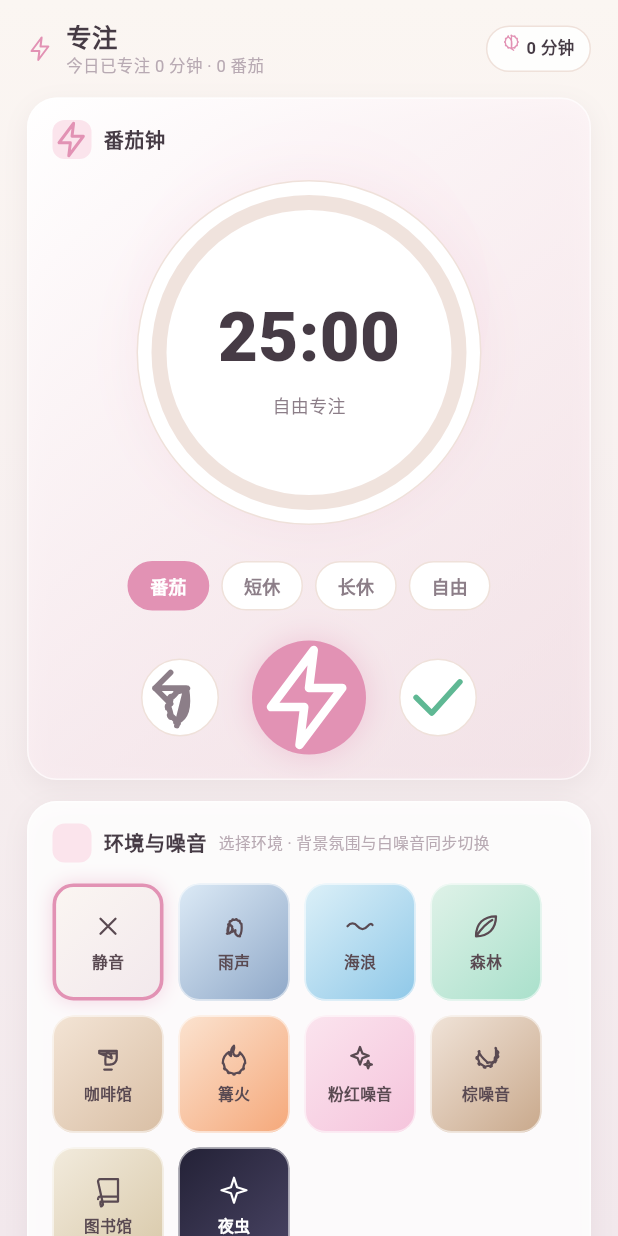
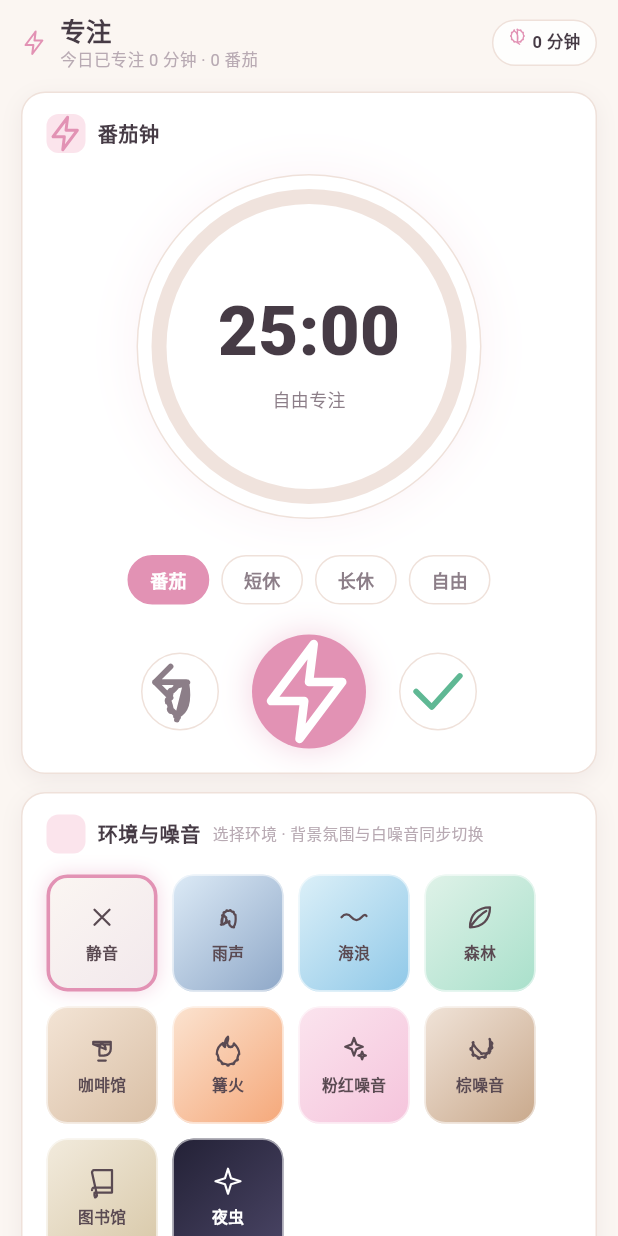
Before and after one commit to HelloXiYangyang/SugarPaper, a Flutter app: the FocusPage screen opened directly, on a phone screen of 412 x 824 dp. Run offline on Flutter 3.47's test engine with Material 3 defaults, Android fonts, the phone set to English and light mode, and no system bars; our stand-ins replace audioplayers, file_picker, flutter_local_notifications, flutter_riverpod, image_picker, share_plus and 1 more; missing offline and left inert: cryptography, flutter_webrtc.

Commit message:
style(focus): 专注页布局对齐统计页（主题背景 · 标准卡片列表）并去场景渐变背景

```diff
--- a/app/lib/ui/focus/focus_page.dart
+++ b/app/lib/ui/focus/focus_page.dart
@@ -384,34 +384,27 @@ class _FocusPageState extends ConsumerState<FocusPage>
   }
 
   /// S12：专注页卡片容器（圆角 + 柔和阴影 + 可选渐变底色），
-  /// 让番茄钟 / 环境噪音 / 声音氛围各自成块，符合糖纸马卡龙风格。
+  /// 让番茄钟 / 环境噪音 / 声音氛围各自成块；风格与统计页卡片一致。
   Widget _focusCard({
     required SugarThemeData t,
     required String title,
     required String icon,
     String? subtitle,
-    Color? tint,
     required Widget child,
   }) {
     return Container(
       width: double.infinity,
+      margin: const EdgeInsets.only(bottom: 12),
       padding: const EdgeInsets.fromLTRB(16, 14, 16, 16),
       decoration: BoxDecoration(
-        gradient: tint == null
-            ? null
-            : LinearGradient(
-                colors: [t.surface, tint],
-                begin: Alignment.topLeft,
-                end: Alignment.bottomRight,
-              ),
-        color: tint == null ? t.surface.withValues(alpha: 0.86) : null,
-        borderRadius: BorderRadius.circular(20),
-        border: Border.all(color: Colors.white.withValues(alpha: 0.65)),
+        color: t.surface,
+        borderRadius: BorderRadius.circular(16),
+        border: Border.all(color: t.border),
         boxShadow: [
           BoxShadow(
             color: const Color(0xFF7A5C68).withValues(alpha: 0.09),
-            blurRadius: 14,
-            offset: const Offset(0, 5),
+            blurRadius: 12,
+            offset: const Offset(0, 4),
           ),
         ],
       ),
@@ -544,21 +537,11 @@ class _FocusPageState extends ConsumerState<FocusPage>
               s.startedAt.day == now.day;
         })
         .fold<int>(0, (sum, s) => sum + s.pomodoros);
-    final grads = _sceneGrads[_scene] ?? _sceneGrads['none']!;
-
     return Scaffold(
       backgroundColor: t.bg,
-      body: Container(
-        decoration: BoxDecoration(
-          gradient: LinearGradient(
-            colors: grads,
-            begin: Alignment.topCenter,
-            end: Alignment.bottomCenter,
-          ),
-        ),
-        child: SafeArea(
-          child: Stack(
-            children: [
+      body: SafeArea(
+        child: Stack(
+          children: [
             // 呼吸引导光晕
             if (_breathOn)
               AnimatedBuilder(
@@ -583,7 +566,7 @@ class _FocusPageState extends ConsumerState<FocusPage>
               },
               ),
             ListView(
-              padding: const EdgeInsets.fromLTRB(18, 12, 18, 24),
+              padding: const EdgeInsets.fromLTRB(14, 8, 14, 24),
               children: [
                 Row(
                   children: [
@@ -637,7 +620,6 @@ class _FocusPageState extends ConsumerState<FocusPage>
                   t: t,
                   title: '番茄钟',
                   icon: 'bolt',
-                  tint: t.pinkSoft.withValues(alpha: 0.45),
                   child: Column(
                     children: [
                       const SizedBox(height: 4),
@@ -792,7 +774,6 @@ class _FocusPageState extends ConsumerState<FocusPage>
                     ],
                   ),
                 ),
-                const SizedBox(height: 14),
                 _focusCard(
                   t: t,
                   title: '环境与噪音',
@@ -814,12 +795,10 @@ class _FocusPageState extends ConsumerState<FocusPage>
                     ],
                   ),
                 ),
-                const SizedBox(height: 14),
                 _focusCard(
                   t: t,
                   title: '声音与氛围',
                   icon: 'bell',
-                  tint: t.lavenderSoft.withValues(alpha: 0.4),
                   child: Column(
                     children: [
                       const SizedBox(height: 4),
@@ -945,8 +924,7 @@ class _FocusPageState extends ConsumerState<FocusPage>
           ],
         ),
       ),
-    ),
-  );
+    );
   }
 }
 
```
Also changed, not shown: 1 other file.
